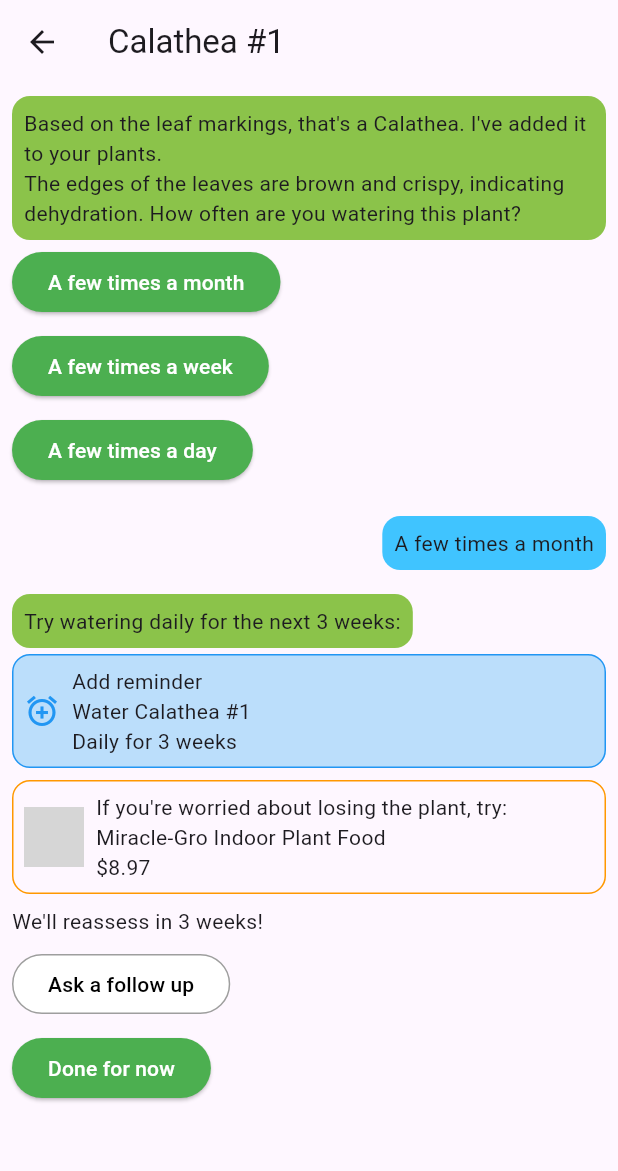
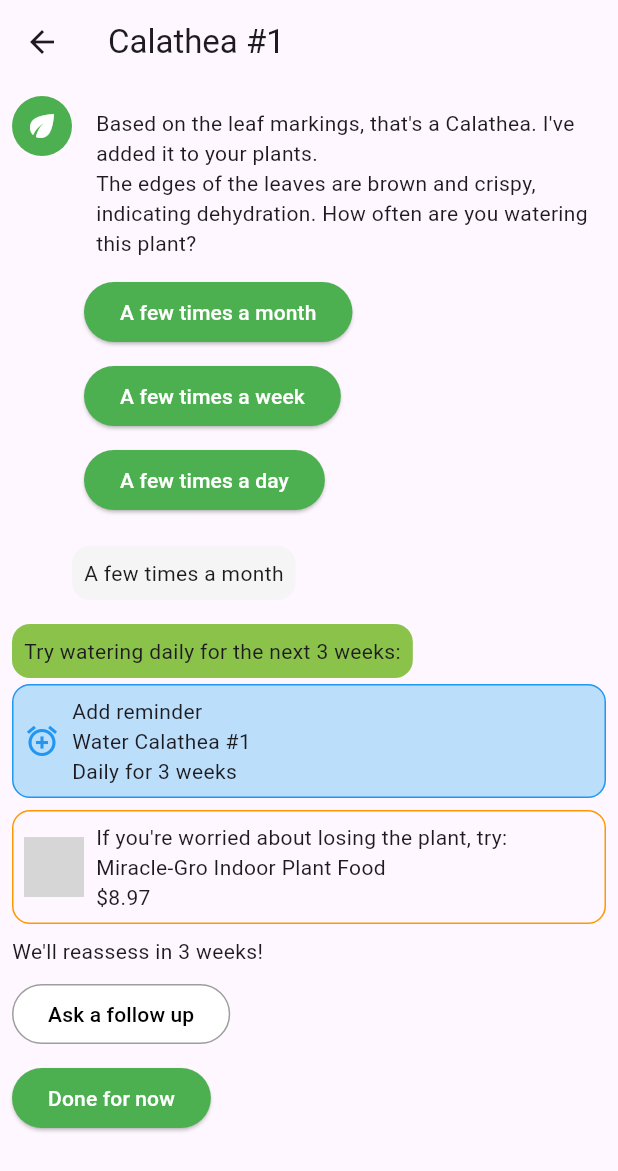
Before and after one commit to csells/flutter_fixit_warehouse, a Flutter app: the ChatPage screen opened directly with empty values, after a tap on "A few times a month", on a phone screen of 412 x 824 dp. Shown: the top 1171 px of the screen. Run offline on Flutter 3.47's test engine with Material 3 defaults, Android fonts, the light colour scheme and no system bars; our stand-ins replace cross_file; missing offline and left inert: flutter_picture_taker; network calls fail; grey boxes are pictures that could not be loaded.

Commit message:
color and styling updates

```diff
--- a/client/lib/pages/chat_page.dart
+++ b/client/lib/pages/chat_page.dart
@@ -6,7 +6,10 @@ import 'package:provider/provider.dart';
 import '../data/chat_data.dart';
 
 class ChatPage extends StatelessWidget {
-  const ChatPage({super.key, GardeningAction? action, required XFile image});
+  const ChatPage({super.key, this.action, required this.image});
+
+  final GardeningAction? action;
+  final XFile image;
 
   @override
   Widget build(BuildContext context) => Scaffold(
@@ -47,18 +50,36 @@ class _QuestionView extends StatelessWidget {
     child: Column(
       crossAxisAlignment: CrossAxisAlignment.start,
       children: [
-        DecoratedBox(
-          decoration: const BoxDecoration(
-            color: Colors.lightGreen,
-            borderRadius: BorderRadius.all(Radius.circular(12)),
+        Row(
+          crossAxisAlignment: CrossAxisAlignment.start,
+          children: [
+            const CircleAvatar(
+              backgroundColor: Colors.green,
+              child: Icon(Icons.eco, color: Colors.white),
+            ),
+            const SizedBox(width: 8),
+            Expanded(
+              child: DecoratedBox(
+                decoration: BoxDecoration(
+                  // color: Colors.green.shade50,
+                  borderRadius: const BorderRadius.all(Radius.circular(12)),
                 ),
                 child: Padding(
                   padding: const EdgeInsets.all(8),
                   child: Text(message.text),
                 ),
               ),
+            ),
+          ],
+        ),
         if (message.options != null)
-          ...message.options!.map<Widget>(
+          Padding(
+            padding: const EdgeInsets.only(left: 48),
+            child: Column(
+              crossAxisAlignment: CrossAxisAlignment.start,
+              children:
+                  message.options!
+                      .map<Widget>(
                         (option) => Padding(
                           padding: const EdgeInsets.symmetric(vertical: 4),
                           child: ElevatedButton(
@@ -67,9 +88,14 @@ class _QuestionView extends StatelessWidget {
                               foregroundColor: Colors.white,
                             ),
                             onPressed:
-                    () => context.read<ConversationData>().addResponse(option),
+                                () => context
+                                    .read<ConversationData>()
+                                    .addResponse(option),
                             child: Text(option),
                           ),
+                        ),
+                      )
+                      .toList(),
             ),
           ),
       ],
@@ -83,13 +109,13 @@ class _AnswerView extends StatelessWidget {
 
   @override
   Widget build(BuildContext context) => Padding(
-    padding: const EdgeInsets.all(8),
+    padding: const EdgeInsets.all(8).copyWith(left: 48),
     child: Align(
-      alignment: Alignment.topRight,
+      alignment: Alignment.topLeft,
       child: DecoratedBox(
-        decoration: const BoxDecoration(
-          color: Colors.lightBlueAccent,
-          borderRadius: BorderRadius.all(Radius.circular(12)),
+        decoration: BoxDecoration(
+          color: Colors.grey.shade100,
+          borderRadius: const BorderRadius.all(Radius.circular(12)),
         ),
         child: Padding(
           padding: const EdgeInsets.all(8),
```
Lines whose indentation alone changed are shown as unchanged.
